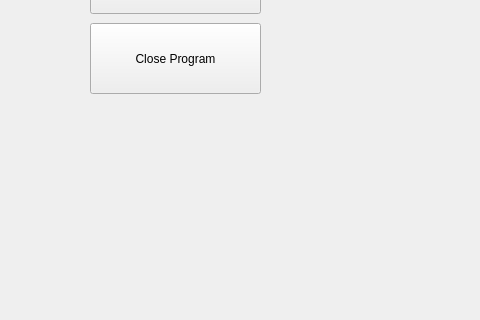
This is program z ramka/MainWindow.ui in MiloszZiemba/Repozytorium2 as Qt 5 draws it before an edit; both pictures show x 0 to 480 and y 284 to 604 of the 1110 by 604 pixel window. The edited form follows.
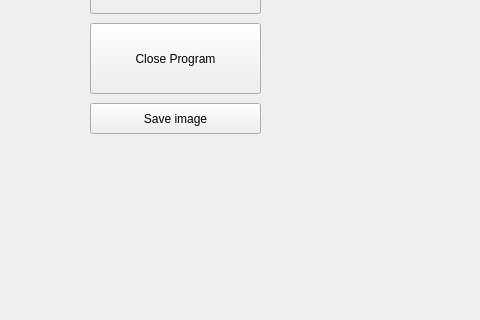
This is the edited form.

Patch:
```diff
--- a/program z ramka/MainWindow.ui
+++ b/program z ramka/MainWindow.ui
@@ -88,8 +88,8 @@
    <widget class="QLabel" name="label_2">
     <property name="geometry">
      <rect>
-      <x>40</x>
-      <y>370</y>
+      <x>50</x>
+      <y>420</y>
       <width>211</width>
       <height>101</height>
      </rect>
@@ -105,6 +105,19 @@
      <string/>
     </property>
    </widget>
+   <widget class="QPushButton" name="pushButton_save_image">
+    <property name="geometry">
+     <rect>
+      <x>90</x>
+      <y>370</y>
+      <width>171</width>
+      <height>31</height>
+     </rect>
+    </property>
+    <property name="text">
+     <string>Save image</string>
+    </property>
+   </widget>
   </widget>
   <widget class="QMenuBar" name="menuBar">
    <property name="geometry">
```
